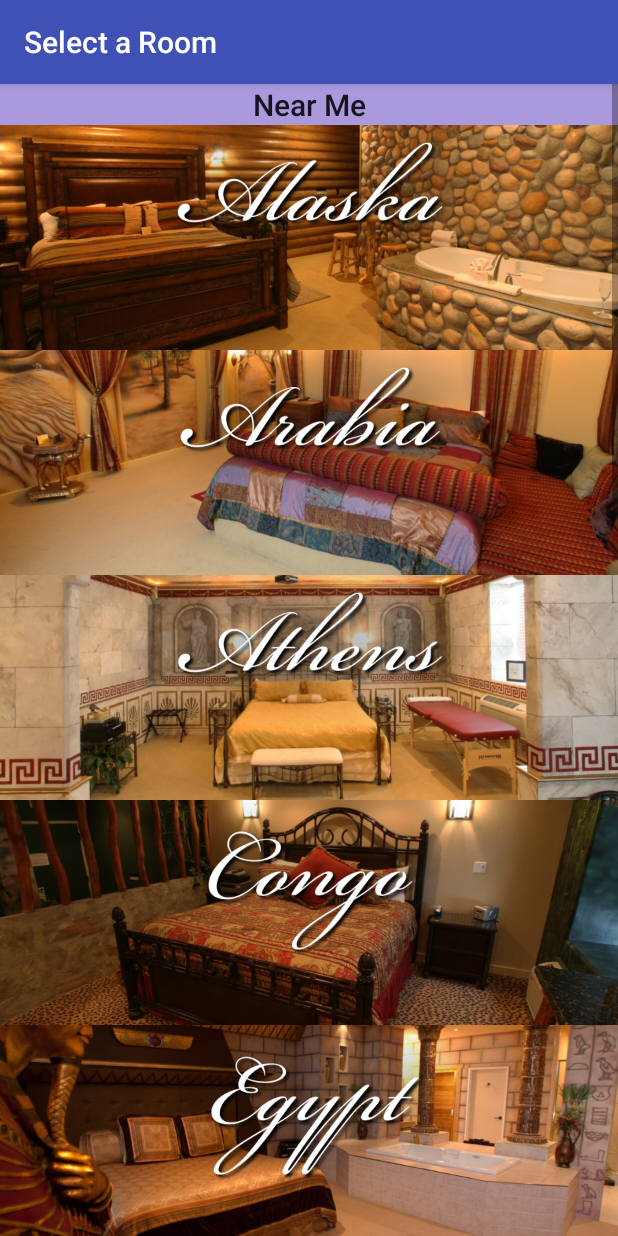
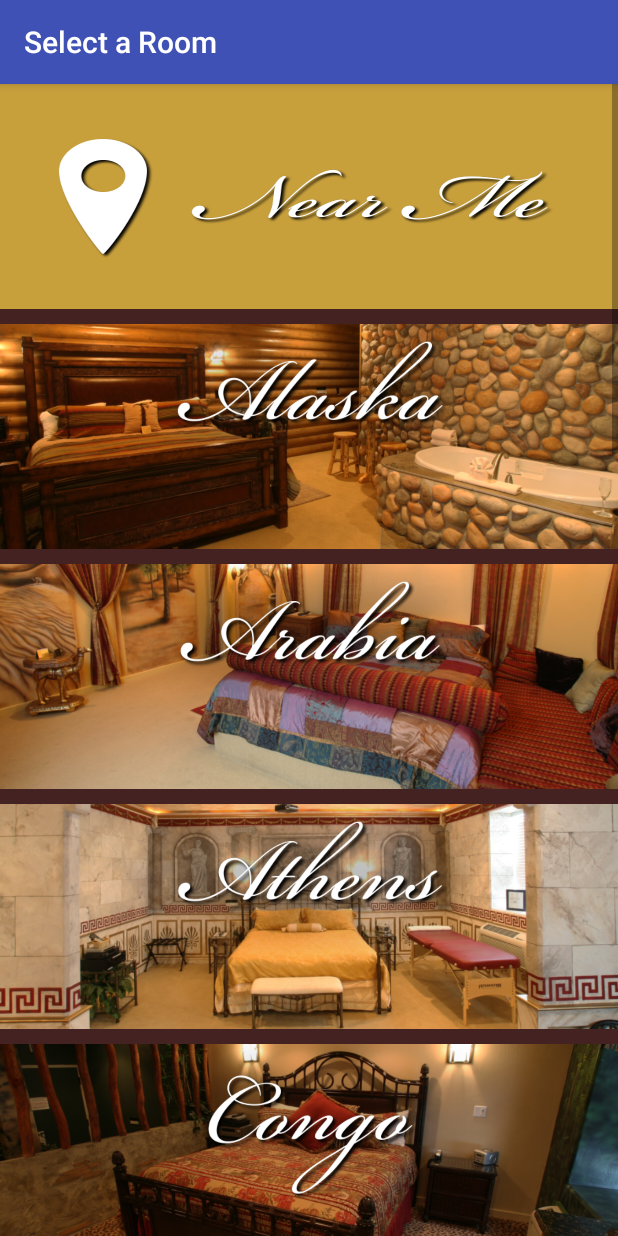
Before and after one commit to jasonchio/DestinationsInn, an Android app: the Destinations screen opened directly, with no data from a screen before it, on a phone screen of 412 x 824 dp. Run offline under Robolectric (Android 15) with nearby library versions, the phone set to English and light mode, and no system bars.

Commit message:
Trying maps

```diff
--- a/app/src/main/java/com/team12/cs246/destinationsinn/Nearme.java
+++ b/app/src/main/java/com/team12/cs246/destinationsinn/Nearme.java
@@ -49,7 +49,7 @@ public class Nearme extends FragmentActivity implements OnMapReadyCallback {
         LatLng blackswan = new LatLng(42.8680932, -112.4427292);
         mMap.addMarker(new MarkerOptions().position(blackswan).title("You are here."));
         mMap.moveCamera(CameraUpdateFactory.newLatLng(blackswan));
-        mMap.moveCamera( CameraUpdateFactory.newLatLngZoom(new LatLng(42.8680932, -112.4427292) , 14.0f) );
+        mMap.moveCamera(CameraUpdateFactory.newLatLngZoom(new LatLng(42.8680932, -112.4427292) , 14.0f) );
     }
 
     }
--- a/app/src/main/res/layout/activity_destinations.xml
+++ b/app/src/main/res/layout/activity_destinations.xml
@@ -9,16 +9,18 @@
         android:layout_height="wrap_content"
         android:orientation="vertical">
 
-        <TextView
+        <ImageView
             android:id="@+id/nearMe"
             android:layout_width="match_parent"
-            android:layout_height="0dp"
-            android:layout_weight="1"
-            android:background="#aa99dd"
-            android:onClick="openMaps"
-            android:text="@string/near"
-            android:textAlignment="center"
-            android:textAppearance="@android:style/TextAppearance.DeviceDefault.Widget.ActionMode.Title" />
+            android:layout_height="150dp"
+            android:background="@drawable/near_me"
+            android:scaleType="centerCrop"
+            android:onClick="openMaps" />
+
+        <TextView
+            android:layout_width="match_parent"
+            android:layout_height="10dp"
+            android:background="#442222" />
 
         <ImageView
             android:id="@+id/alaska"
@@ -29,6 +31,11 @@
             android:onClick="openAlaska"
             android:contentDescription="@string/alaska"/>
 
+        <TextView
+            android:layout_width="match_parent"
+            android:layout_height="10dp"
+            android:background="#442222" />
+
         <ImageView
             android:id="@+id/arabia"
             android:layout_width="match_parent"
@@ -37,6 +44,11 @@
             android:scaleType="centerCrop"
             android:onClick="openArabia"
             android:contentDescription="@string/arabia"/>
+
+        <TextView
+            android:layout_width="match_parent"
+            android:layout_height="10dp"
+            android:background="#442222" />
 
 
         <ImageView
@@ -48,6 +60,11 @@
             android:onClick="openAthens"
             android:contentDescription="@string/athens"/>
 
+        <TextView
+            android:layout_width="match_parent"
+            android:layout_height="10dp"
+            android:background="#442222" />
+
         <ImageView
             android:id="@+id/congo"
             android:layout_width="match_parent"
@@ -56,6 +73,11 @@
             android:scaleType="centerCrop"
             android:onClick="openCongo"
             android:contentDescription="@string/congo"/>
+
+        <TextView
+            android:layout_width="match_parent"
+            android:layout_height="10dp"
+            android:background="#442222" />
 
         <ImageView
             android:id="@+id/egypt"
@@ -66,6 +88,11 @@
             android:onClick="openEgypt"
             android:contentDescription="@string/egypt"/>
 
+        <TextView
+            android:layout_width="match_parent"
+            android:layout_height="10dp"
+            android:background="#442222" />
+
         <ImageView
             android:id="@+id/england"
             android:layout_width="match_parent"
@@ -74,6 +101,11 @@
             android:scaleType="centerCrop"
             android:onClick="openEngland"
             android:contentDescription="@string/england"/>
+
+        <TextView
+            android:layout_width="match_parent"
+            android:layout_height="10dp"
+            android:background="#442222" />
 
         <ImageView
             android:id="@+id/hawaii"
@@ -84,6 +116,11 @@
             android:onClick="openHawaii"
             android:contentDescription="@string/hawaii" />
 
+        <TextView
+            android:layout_width="match_parent"
+            android:layout_height="10dp"
+            android:background="#442222" />
+
         <ImageView
             android:id="@+id/morocco"
             android:layout_width="match_parent"
@@ -92,6 +129,11 @@
             android:scaleType="centerCrop"
             android:onClick="openMorocco"
             android:contentDescription="@string/morocco"/>
+
+        <TextView
+            android:layout_width="match_parent"
+            android:layout_height="10dp"
+            android:background="#442222" />
 
         <ImageView
             android:id="@+id/newYork"
@@ -102,6 +144,11 @@
             android:onClick="openNewYork"
             android:contentDescription="@string/new_york"/>
 
+        <TextView
+            android:layout_width="match_parent"
+            android:layout_height="10dp"
+            android:background="#442222" />
+
         <ImageView
             android:id="@+id/paris"
             android:layout_width="match_parent"
@@ -110,6 +157,11 @@
             android:scaleType="centerCrop"
             android:onClick="openParis"
             android:contentDescription="@string/paris"/>
+
+        <TextView
+            android:layout_width="match_parent"
+            android:layout_height="10dp"
+            android:background="#442222" />
 
         <ImageView
             android:id="@+id/rio"
@@ -120,6 +172,11 @@
             android:onClick="openRio"
             android:contentDescription="@string/rio"/>
 
+        <TextView
+            android:layout_width="match_parent"
+            android:layout_height="10dp"
+            android:background="#442222" />
+
         <ImageView
             android:id="@+id/rome"
             android:layout_width="match_parent"
@@ -129,6 +186,11 @@
             android:onClick="openRome"
             android:contentDescription="@string/rome"/>
 
+        <TextView
+            android:layout_width="match_parent"
+            android:layout_height="10dp"
+            android:background="#442222" />
+
         <ImageView
             android:id="@+id/thailand"
             android:layout_width="match_parent"
@@ -137,6 +199,11 @@
             android:scaleType="centerCrop"
             android:onClick="openThailand"
             android:contentDescription="@string/thailand"/>
+
+        <TextView
+            android:layout_width="match_parent"
+            android:layout_height="10dp"
+            android:background="#442222" />
 
         <ImageView
             android:id="@+id/venice"
```
Also changed, not shown: app/src/main/res/layout/activity_black_swan.xml (+79 -7 lines), app/src/main/res/layout/activity_main.xml (+7 -0 lines), app/src/main/res/drawable/near_me.png (added).
